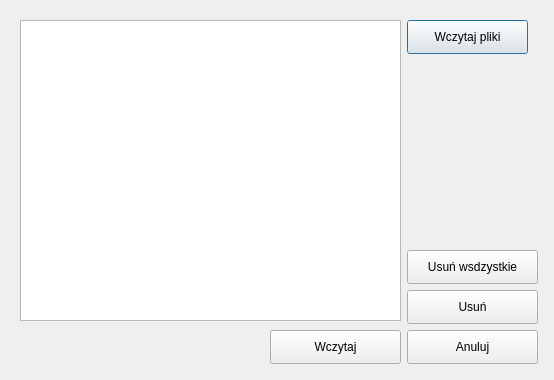
Old version of the form interface/terratest_dialog_base.ui in the repository macwojs/terratest-qgis-plugin.
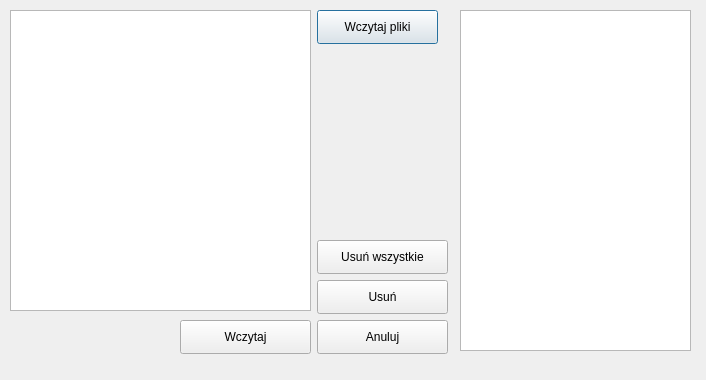
New version of the form.

Commit message: Add file preview during read files

Diff of the .ui file:
```diff
--- a/interface/terratest_dialog_base.ui
+++ b/interface/terratest_dialog_base.ui
@@ -6,7 +6,7 @@
    <rect>
     <x>0</x>
     <y>0</y>
-    <width>554</width>
+    <width>706</width>
     <height>380</height>
    </rect>
   </property>
@@ -16,8 +16,8 @@
   <widget class="QPushButton" name="openButton">
    <property name="geometry">
     <rect>
-     <x>407</x>
-     <y>20</y>
+     <x>317</x>
+     <y>10</y>
      <width>121</width>
      <height>34</height>
     </rect>
@@ -29,8 +29,8 @@
   <widget class="QPushButton" name="generateButton">
    <property name="geometry">
     <rect>
-     <x>270</x>
-     <y>330</y>
+     <x>180</x>
+     <y>320</y>
      <width>131</width>
      <height>34</height>
     </rect>
@@ -42,8 +42,8 @@
   <widget class="QPushButton" name="cancelButton">
    <property name="geometry">
     <rect>
-     <x>407</x>
-     <y>330</y>
+     <x>317</x>
+     <y>320</y>
      <width>131</width>
      <height>34</height>
     </rect>
@@ -55,9 +55,9 @@
   <widget class="QListView" name="filesView">
    <property name="geometry">
     <rect>
-     <x>20</x>
-     <y>20</y>
-     <width>381</width>
+     <x>10</x>
+     <y>10</y>
+     <width>301</width>
      <height>301</height>
     </rect>
    </property>
@@ -65,21 +65,21 @@
   <widget class="QPushButton" name="deleteAllButton">
    <property name="geometry">
     <rect>
-     <x>407</x>
-     <y>250</y>
+     <x>317</x>
+     <y>240</y>
      <width>131</width>
      <height>34</height>
     </rect>
    </property>
    <property name="text">
-    <string>Usuń wsdzystkie</string>
+    <string>Usuń wszystkie</string>
    </property>
   </widget>
   <widget class="QPushButton" name="deleteButton">
    <property name="geometry">
     <rect>
-     <x>407</x>
-     <y>290</y>
+     <x>317</x>
+     <y>280</y>
      <width>131</width>
      <height>34</height>
     </rect>
@@ -88,6 +88,19 @@
     <string>Usuń</string>
    </property>
   </widget>
+  <widget class="QTextEdit" name="detailsText">
+   <property name="geometry">
+    <rect>
+     <x>460</x>
+     <y>10</y>
+     <width>231</width>
+     <height>341</height>
+    </rect>
+   </property>
+   <property name="readOnly">
+    <bool>true</bool>
+   </property>
+  </widget>
  </widget>
  <resources/>
  <connections/>
```
The commit also changes 1 other file.
